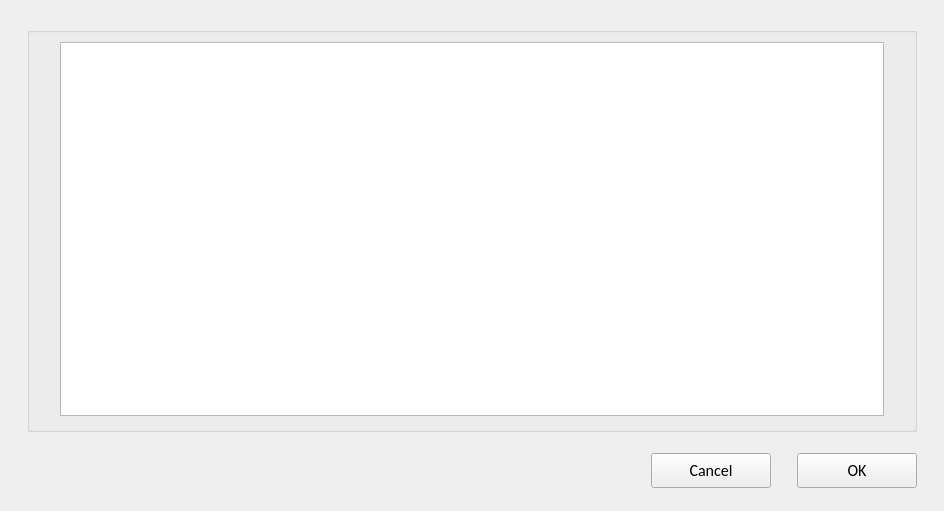
The window that opensyde_tool/src/system_definition/node_edit/datapools/C_SdNdeDpListArrayEditWidget.ui (openSYDE/openSYDE) describes before a commit, drawn with Qt 5.
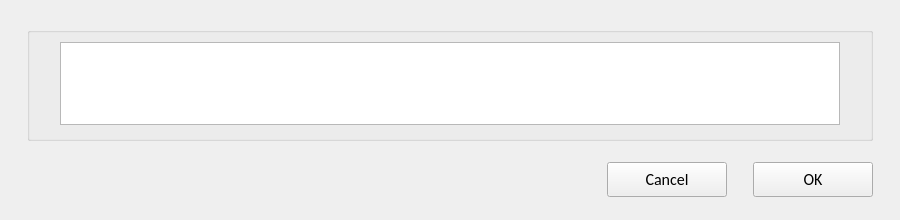
The same window after the commit. Custom widgets are drawn as their Qt base class.

```diff
--- a/opensyde_tool/src/system_definition/node_edit/datapools/C_SdNdeDpListArrayEditWidget.ui
+++ b/opensyde_tool/src/system_definition/node_edit/datapools/C_SdNdeDpListArrayEditWidget.ui
@@ -6,8 +6,8 @@
    <rect>
     <x>0</x>
     <y>0</y>
-    <width>944</width>
-    <height>511</height>
+    <width>900</width>
+    <height>220</height>
    </rect>
   </property>
   <property name="windowTitle">
```
